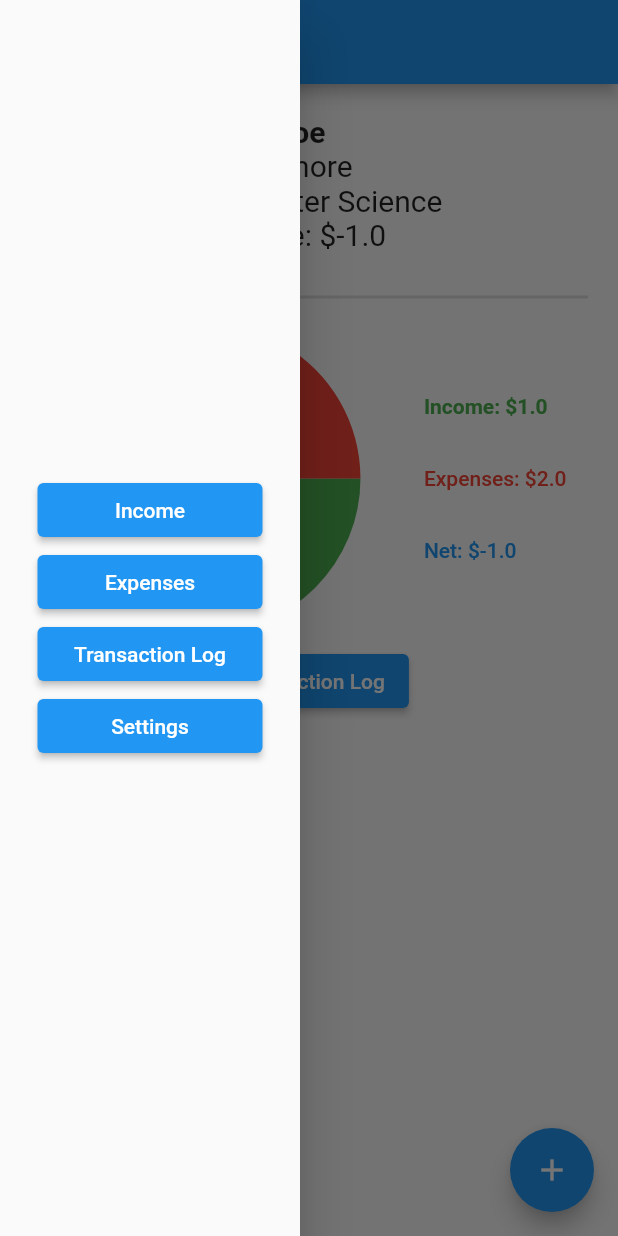
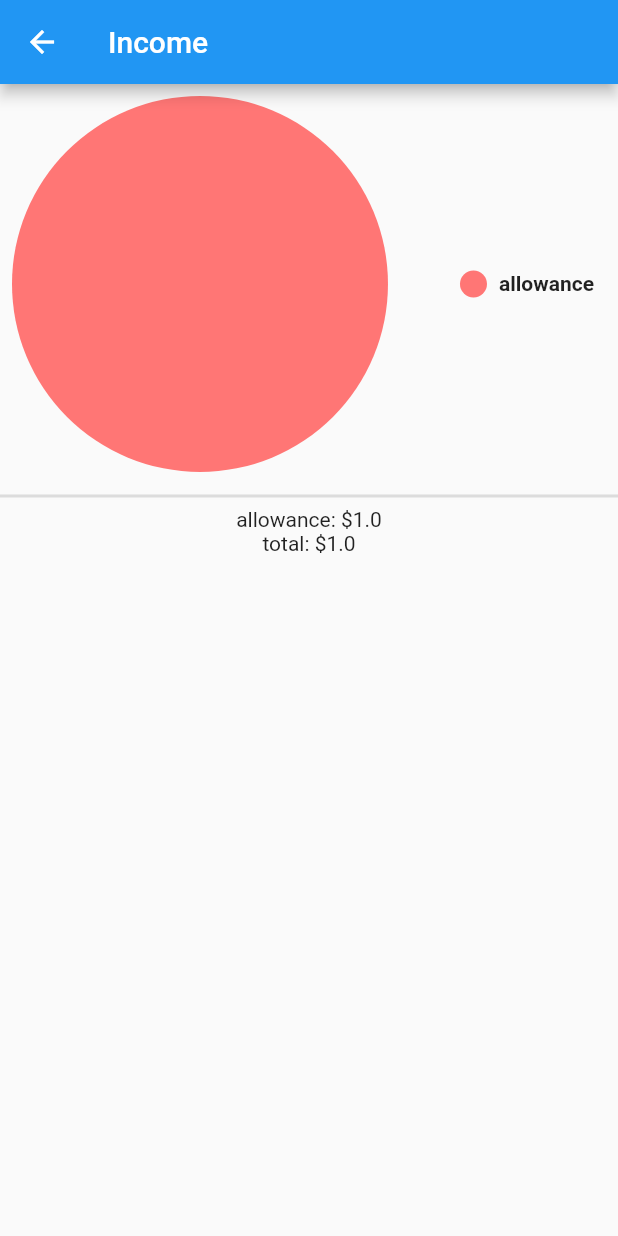
Before and after one commit to jmyrick02/finspace, a Flutter app: the screen it shows after launch, in the side drawer, after a tap on "Income", on a phone screen of 412 x 824 dp. Run offline on Flutter 3.47's test engine with Material 2 defaults, Android fonts, the phone set to English and light mode, and no system bars; drawn by our look-alikes of pie_chart.

Commit message:
Income and expenses

```diff
--- a/lib/Homepage/home.dart
+++ b/lib/Homepage/home.dart
@@ -1,4 +1,6 @@
 import 'package:finspace/Homepage/add_transaction.dart';
+import 'package:finspace/Homepage/expenses.dart';
+import 'package:finspace/Homepage/income.dart';
 import 'package:finspace/Homepage/income_expense_overview.dart';
 import 'package:finspace/Homepage/transaction.dart';
 import 'package:finspace/Homepage/transaction_category.dart';
@@ -107,14 +109,24 @@ class _HomeState extends State<Home> {
               SizedBox(
                 width: 150,
                 child: ElevatedButton(
-                  onPressed: () => {},
+                  onPressed: () => {
+                    Navigator.push(
+                        context,
+                        MaterialPageRoute(
+                            builder: (context) => Income(_transactions)))
+                  },
                   child: const Text('Income'),
                 ),
               ),
               SizedBox(
                 width: 150,
                 child: ElevatedButton(
-                  onPressed: () => {},
+                  onPressed: () => {
+                    Navigator.push(
+                        context,
+                        MaterialPageRoute(
+                            builder: (context) => Expenses(_transactions)))
+                  },
                   child: const Text('Expenses'),
                 ),
               ),
--- /dev/null
+++ b/lib/Homepage/income.dart
@@ -0,0 +1,47 @@
+import 'package:finspace/Homepage/transaction.dart';
+import 'package:flutter/material.dart';
+import 'package:pie_chart/pie_chart.dart';
+
+class Income extends StatelessWidget {
+  final List<Transaction> transactions;
+  const Income(this.transactions, {Key? key}) : super(key: key);
+
+  @override
+  Widget build(BuildContext context) {
+    Map<String, double> data_map = {};
+    List<Transaction> income_transactions =
+        transactions.where((transaction) => transaction.amount >= 0).toList();
+    double sum = 0;
+    for (Transaction transaction in income_transactions) {
+      String cat = transaction.category.toString().split('.').last;
+      sum += transaction.amount;
+      if (data_map.containsKey(cat)) {
+        data_map[cat] = data_map[cat]! + transaction.amount;
+      } else {
+        data_map[cat] = transaction.amount;
+      }
+    }
+    return Scaffold(
+      appBar: AppBar(
+        title: const Text('Income'),
+      ),
+      body: Column(
+        children: [
+              PieChart(
+                dataMap: data_map,
+                animationDuration: const Duration(milliseconds: 1000),
+                chartValuesOptions:
+                    const ChartValuesOptions(showChartValues: false),
+              ),
+              const Divider(
+                thickness: 2,
+              )
+            ] +
+            data_map.keys
+                .map((cat) => Text(cat + ': \$' + data_map[cat].toString()))
+                .toList() +
+            [Text('total: \$' + sum.toString())],
+      ),
+    );
+  }
+}
--- a/lib/Homepage/income_expense_overview.dart
+++ b/lib/Homepage/income_expense_overview.dart
@@ -1,3 +1,5 @@
+import 'package:finspace/Homepage/expenses.dart';
+import 'package:finspace/Homepage/income.dart';
 import 'package:finspace/Homepage/transaction.dart';
 import 'package:flutter/material.dart';
 import 'package:pie_chart/pie_chart.dart';
@@ -36,7 +38,12 @@ class IncomeExpenseOverview extends StatelessWidget {
               crossAxisAlignment: CrossAxisAlignment.start,
               children: [
                 TextButton(
-                  onPressed: () => {},
+                  onPressed: () => {
+                    Navigator.push(
+                        context,
+                        MaterialPageRoute(
+                            builder: (context) => Income(transactions)))
+                  },
                   child: Text(
                     'Income: \$' + income_amount.toString(),
                     style: const TextStyle(
@@ -44,7 +51,12 @@ class IncomeExpenseOverview extends StatelessWidget {
                   ),
                 ),
                 TextButton(
-                  onPressed: () => {},
+                  onPressed: () => {
+                    Navigator.push(
+                        context,
+                        MaterialPageRoute(
+                            builder: (context) => Expenses(transactions)))
+                  },
                   child: Text(
                     'Expenses: \$' + expense_amount.toString(),
                     style: const TextStyle(color: Colors.red),
```
Also changed, not shown: lib/Homepage/expenses.dart (added, +44 -0 lines).
